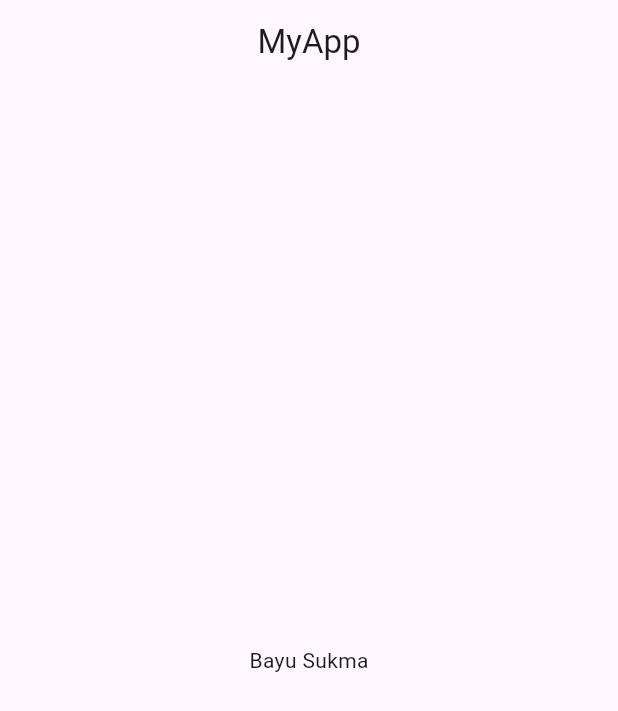
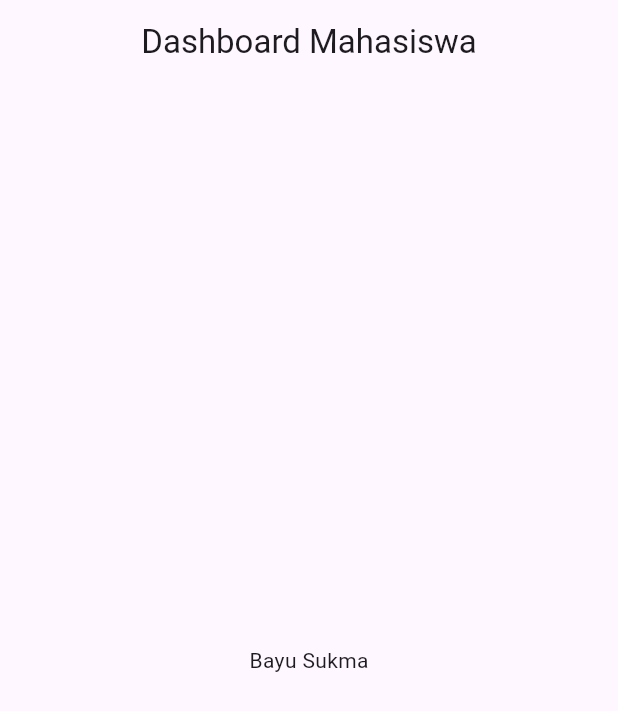
Before and after one commit to Codenames-Ren/flutter_p4, a Flutter app: the screen it shows after launch, on a phone screen of 412 x 824 dp. Shown: the top 711 px of the screen. Run offline on Flutter 3.47's test engine with Material 3 defaults, Android fonts, the phone set to English and light mode, and no system bars.

Commit message:
Latihan 3 - App Bar

```diff
--- a/lib/main.dart
+++ b/lib/main.dart
@@ -26,7 +26,7 @@ class MyHome extends StatelessWidget {
   @override
   Widget build(BuildContext context) {
     return Scaffold(
-      appBar: AppBar(title: const Center(child: Text("MyApp"))),
+      appBar: AppBar(title: const Center(child: Text("Dashboard Mahasiswa"))),
       body: const Center(child: Text("Bayu Sukma")),
     );
   }
```
